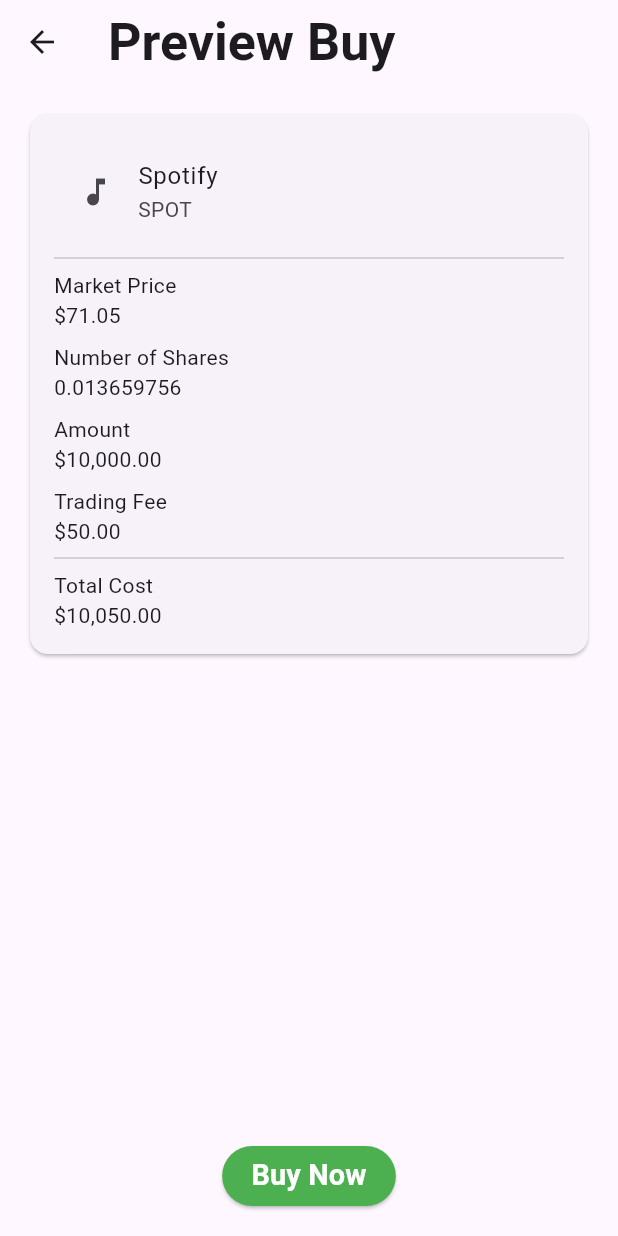
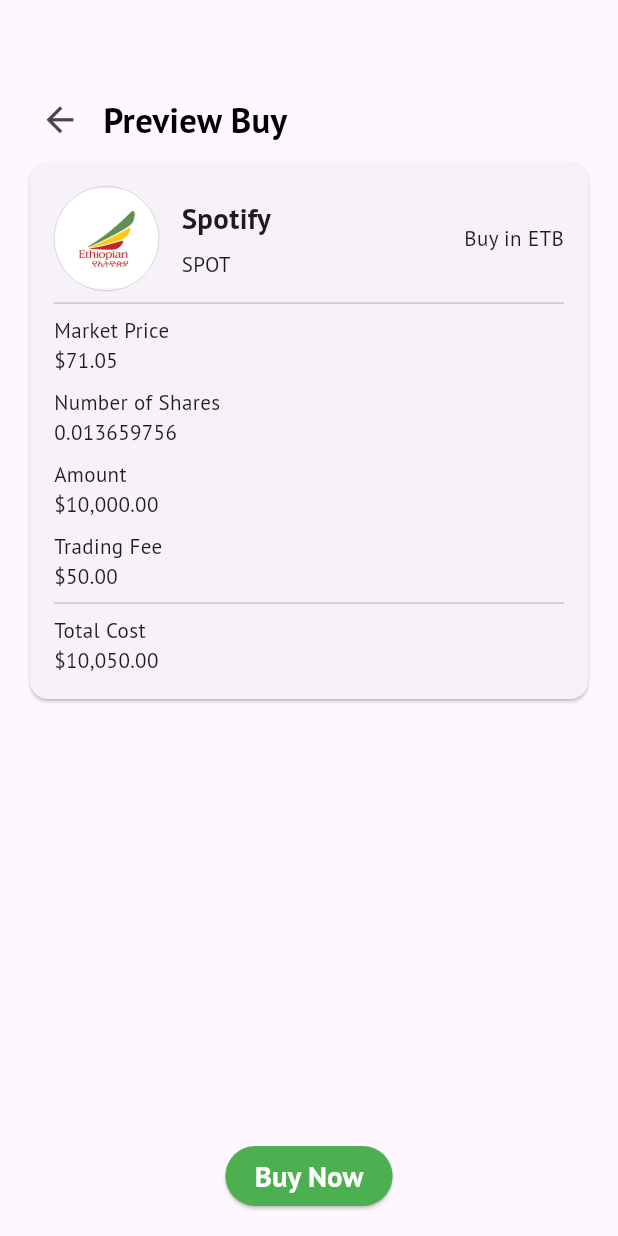
Before and after one commit to ba5liel/investwise_new, a Flutter app: the screen it shows after launch, on a phone screen of 412 x 824 dp. Run offline on Flutter 3.47's test engine with Material 3 defaults, Android fonts, the phone set to English and light mode, and no system bars; our stand-ins replace dio, flutter_dotenv, flutter_screenutil, flutter_svg, get, hive_flutter and 1 more; accounts and stored records are empty.

Commit message:
Text theme added

```diff
--- a/lib/core/constants/theme/app_theme.dart
+++ b/lib/core/constants/theme/app_theme.dart
@@ -5,235 +5,239 @@
 import 'package:investwise_new/core/constants/theme/app_color.dart';
 
 class AppTextTheme {
-  static final HK_F36W700CBlack = TextStyle(
+  static final PR_SANSHeaderStyle = TextStyle(
+      color: Colors.black, fontWeight: FontWeight.bold, fontSize: 24.sp);
+  static final PR_SANSSubTitleStyle =
+      TextStyle(fontWeight: FontWeight.bold, fontSize: 20.sp);
+  static final PR_SANS36W700CBlack = TextStyle(
     fontSize: 36.sp,
     fontWeight: FontWeight.w700,
   );
 
-  static final HK_F32WBoldCBlack = TextStyle(
+  static final PR_SANS32WBoldCBlack = TextStyle(
     fontSize: 32.sp,
     fontWeight: FontWeight.bold,
   );
-  static final HK_F32W700CBlack = TextStyle(
+  static final PR_SANS32W700CBlack = TextStyle(
     fontSize: 32.sp,
     fontWeight: FontWeight.w700,
   );
-  static final HK_F32W500CBlack = TextStyle(
+  static final PR_SANS32W500CBlack = TextStyle(
     fontSize: 32.sp,
     fontWeight: FontWeight.w500,
   );
 
-  static final HK_F32WBoldCWhite = TextStyle(
+  static final PR_SANS32WBoldCWhite = TextStyle(
     fontSize: 32.sp,
     fontWeight: FontWeight.bold,
     color: AppColors.whiteColor,
   );
 
-  static final HK_F28WBoldCWhite = TextStyle(
+  static final PR_SANS28WBoldCWhite = TextStyle(
       fontSize: 28.sp,
       fontWeight: FontWeight.bold,
       color: AppColors.whiteColor);
 
-  static final HK_F28W700CGrey = TextStyle(
+  static final PR_SANS28W700CGrey = TextStyle(
       fontSize: 28.sp,
       fontWeight: FontWeight.w700,
       color: AppColors.midNightGreyColor);
 
-  static final HK_F24W600CBlack = TextStyle(
+  static final PR_SANS24W600CBlack = TextStyle(
       fontSize: 24.sp,
       fontWeight: FontWeight.w600,
       color: AppColors.blackColor);
-  static final HK_F24W700CBlack = TextStyle(
+  static final PR_SANS24W700CBlack = TextStyle(
     fontSize: 24.sp,
     fontWeight: FontWeight.w700,
   );
 
-  static final HK_F24W700CBlack60 = TextStyle(
+  static final PR_SANS24W700CBlack60 = TextStyle(
     fontSize: 24.sp,
     fontWeight: FontWeight.w700,
     color: AppColors.black60Color,
   );
-  static final HK_F24W600CBlack95 = TextStyle(
+  static final PR_SANS24W600CBlack95 = TextStyle(
       fontSize: 24.sp,
       fontWeight: FontWeight.w600,
       color: AppColors.darkGrayColor);
 
-  static final HK_F24W600CBlack40 = TextStyle(
+  static final PR_SANS24W600CBlack40 = TextStyle(
     fontSize: 24.sp,
     fontWeight: FontWeight.w600,
     color: AppColors.black40Color,
   );
 
-  static final HK_F20W700CWhite = TextStyle(
+  static final PR_SANS20W700CWhite = TextStyle(
     fontSize: 20.sp,
     fontWeight: FontWeight.w700,
     color: AppColors.whiteColor,
   );
 
-  static final HK_F20W600CWhite = TextStyle(
+  static final PR_SANS20W600CWhite = TextStyle(
     fontSize: 20.sp,
     fontWeight: FontWeight.w600,
     color: AppColors.whiteColor,
   );
 
-  static final HK_F20W600CBlack60 = TextStyle(
+  static final PR_SANS20W600CBlack60 = TextStyle(
     fontSize: 20.sp,
     fontWeight: FontWeight.w600,
     color: AppColors.black60Color,
   );
 
-  static final HK_F20W700CBlack = TextStyle(
+  static final PR_SANS20W700CBlack = TextStyle(
     fontSize: 20.sp,
     fontWeight: FontWeight.w700,
     color: AppColors.blackColor,
   );
 
-  static final HK_F20W400CBlack = TextStyle(
+  static final PR_SANS20W400CBlack = TextStyle(
     fontSize: 20.sp,
     fontWeight: FontWeight.w400,
     color: AppColors.blackColor,
   );
 
-  static final HK_F20WBoldCBlack = TextStyle(
+  static final PR_SANS20WBoldCBlack = TextStyle(
     fontSize: 20.sp,
     fontWeight: FontWeight.bold,
     color: AppColors.blackColor,
   );
 
-  static final HK_F16W400CBlack60 = TextStyle(
+  static final PR_SANS16W400CBlack60 = TextStyle(
     fontSize: 16.sp,
     fontWeight: FontWeight.w400,
     color: AppColors.black60Color,
   );
 
-  static final HK_F16W400CBlack40 = TextStyle(
+  static final PR_SANS16W400CBlack40 = TextStyle(
     fontSize: 16.sp,
     fontWeight: FontWeight.w400,
     color: AppColors.black40Color,
   );
-  static final HK_F17W600CBlack40 = TextStyle(
+  static final PR_SANS17W600CBlack40 = TextStyle(
     fontSize: 17.sp,
     fontWeight: FontWeight.w600,
     color: AppColors.black40Color,
   );
-  static final HK_F16W700CBlack60 = TextStyle(
+  static final PR_SANS16W700CBlack60 = TextStyle(
       fontSize: 16.sp,
       fontWeight: FontWeight.w700,
       color: AppColors.black60Color);
 
-  static final HK_F16W700CWhite = TextStyle(
+  static final PR_SANS16W700CWhite = TextStyle(
       fontSize: 16.sp,
       fontWeight: FontWeight.w700,
       color: AppColors.whiteColor);
-  static final HK_F16W400CWhite = TextStyle(
+  static final PR_SANS16W400CWhite = TextStyle(
       fontSize: 16.sp,
       fontWeight: FontWeight.w400,
       color: AppColors.whiteColor);
-  static final HK_F16W400CBlack80 = TextStyle(
+  static final PR_SANS16W400CBlack80 = TextStyle(
       fontSize: 16.sp,
       fontWeight: FontWeight.w400,
       color: AppColors.black80Color);
 
-  static final HK_F16W400CWhiteUnderline = TextStyle(
+  static final PR_SANS16W400CWhiteUnderline = TextStyle(
       fontSize: 16.sp,
       fontWeight: FontWeight.w400,
       decoration: TextDecoration.underline,
       color: AppColors.whiteColor);
 
-  static final HK_F16W500CBlack = TextStyle(
+  static final PR_SANS16W500CBlack = TextStyle(
     fontSize: 16.sp,
     fontWeight: FontWeight.w500,
     color: AppColors.blackColor,
   );
 
-  static final HK_F16W400CBlack = TextStyle(
+  static final PR_SANS16W400CBlack = TextStyle(
     fontSize: 16.sp,
     fontWeight: FontWeight.w400,
   );
 
-  static final HK_F16W400CBlack95 = TextStyle(
+  static final PR_SANS16W400CBlack95 = TextStyle(
       fontSize: 16.sp,
       fontWeight: FontWeight.w400,
       color: AppColors.darkGrayColor);
-  static final HK_F15W400CBlack95 = TextStyle(
+  static final PR_SANS15W400CBlack95 = TextStyle(
       fontSize: 16.sp,
       fontWeight: FontWeight.w400,
       color: AppColors.darkGrayColor);
-  static final HK_F16W400COrange = TextStyle(
+  static final PR_SANS16W400COrange = TextStyle(
     fontSize: 16.sp,
     fontWeight: FontWeight.w400,
     color: AppColors.primaryColor,
   );
 
-  static final HK_F16W400COrangeUnderline = TextStyle(
+  static final PR_SANS16W400COrangeUnderline = TextStyle(
     fontSize: 16.sp,
     fontWeight: FontWeight.w400,
     color: AppColors.primaryColor,
     decoration: TextDecoration.underline,
   );
 
-  static final HK_F16W700CGreen = TextStyle(
+  static final PR_SANS16W700CGreen = TextStyle(
       fontSize: 16.sp,
       fontWeight: FontWeight.w700,
       color: AppColors.greenColor);
 
-  static final HK_F14W400CBlack60 = TextStyle(
+  static final PR_SANS14W400CBlack60 = TextStyle(
     fontSize: 14.sp,
     fontWeight: FontWeight.w400,
     color: AppColors.black60Color,
   );
-  static final HK_F14W600CWhite = TextStyle(
+  static final PR_SANS14W600CWhite = TextStyle(
     fontSize: 14.sp,
     fontWeight: FontWeight.w600,
     color: AppColors.whiteColor,
   );
-  static final HK_F14W500CBlack = TextStyle(
+  static final PR_SANS14W500CBlack = TextStyle(
     fontSize: 14.sp,
     fontWeight: FontWeight.w500,
     color: AppColors.blackColor,
   );
-  static final HK_F14W300CBlack = TextStyle(
+  static final PR_SANS14W300CBlack = TextStyle(
     fontSize: 14.sp,
     fontWeight: FontWeight.w300,
     color: AppColors.blackColor,
   );
-  static final HK_F14W400CBlack95 = TextStyle(
+  static final PR_SANS14W400CBlack95 = TextStyle(
     fontSize: 14.sp,
     fontWeight: FontWeight.w400,
     color: AppColors.darkGrayColor,
   );
 
-  static final HK_F14W400COrange = TextStyle(
+  static final PR_SANS14W400COrange = TextStyle(
     fontSize: 14.sp,
     fontWeight: FontWeight.w400,
     color: AppColors.primaryColor,
   );
 
-  static final HK_F14W700CBlack95 = TextStyle(
+  static final PR_SANS14W700CBlack95 = TextStyle(
     fontSize: 14.sp,
     fontWeight: FontWeight.w700,
     color: AppColors.darkGrayColor,
   );
-  static final HK_F14W400CRed = TextStyle(
+  static final PR_SANS14W400CRed = TextStyle(
     fontSize: 14.sp,
     fontWeight: FontWeight.w400,
     color: Colors.red,
   );
-  static final HK_F14W400CBlack40 = TextStyle(
+  static final PR_SANS14W400CBlack40 = TextStyle(
       fontSize: 14.sp,
       fontWeight: FontWeight.w400,
       color: AppColors.black40Color);
 
-  static final HK_F14W600CBlack = TextStyle(
+  static final PR_SANS14W600CBlack = TextStyle(
       fontSize: 14.sp,
       fontWeight: FontWeight.w600,
       color: AppColors.blackColor);
 
-  static final HK_F14W500CGreen = TextStyle(
+  static final PR_SANS14W500CGreen = TextStyle(
       fontSize: 14.sp,
       fontWeight: FontWeight.w500,
       color: AppColors.greenColor);
-  static final HK_F14W500CWhite = TextStyle(
+  static final PR_SANS14W500CWhite = TextStyle(
       fontSize: 14.sp,
       fontWeight: FontWeight.w500,
       color: AppColors.whiteColor);
@@ -244,6 +248,7 @@
     primaryColor: const Color.fromRGBO(197, 149, 47, 1),
     backgroundColor: const Color(0xff68682c),
     dividerColor: Colors.black,
+    fontFamily: "PTSans",
     textTheme: TextTheme(
       titleLarge: TextStyle(
         fontSize: 36.sp,
--- a/lib/presentation/payment/payment_screen.dart
+++ b/lib/presentation/payment/payment_screen.dart
@@ -1,4 +1,8 @@
 import 'package:flutter/material.dart';
+import 'package:flutter_screenutil/flutter_screenutil.dart';
+import 'package:get/get.dart';
+import 'package:investwise_new/core/constants/theme/app_theme.dart';
+import 'package:investwise_new/presentation/shared/widget/company_logo.dart';
 
 class PaymentScreen extends StatelessWidget {
   const PaymentScreen({super.key});
@@ -6,24 +10,55 @@
   @override
   Widget build(BuildContext context) {
     return Scaffold(
-      appBar: AppBar(
-        leading: const BackButton(), // You can make this interactive.
-        title: const Text('Preview Buy'),
-      ),
       body: Padding(
         padding: const EdgeInsets.all(16.0),
         child: Column(
           children: [
-            const Card(
+            Container(
+              margin: EdgeInsets.only(top: 45.h),
+              child: Row(
+                children: [
+                  IconButton(
+                      onPressed: Get.back,
+                      icon: Icon(Icons.arrow_back, size: 28.sp)),
+                  SizedBox(width: 5.w),
+                  Text(
+                    "Preview Buy",
+                    style: AppTextTheme.PR_SANSHeaderStyle,
+                  )
+                ],
+              ),
+            ),
+            Card(
               child: Padding(
-                padding: EdgeInsets.all(16.0),
+                padding: const EdgeInsets.all(16.0),
                 child: Column(
                   crossAxisAlignment: CrossAxisAlignment.start,
                   children: [
-                    ListTile(
-                      leading: Icon(Icons.music_note), // Spotify Icon
-                      title: Text('Spotify'),
-                      subtitle: Text('SPOT'),
+                    Row(
+                      mainAxisAlignment: MainAxisAlignment.spaceBetween,
+                      children: [
+                        Row(
+                          children: [
+                            const CompanyLogoWidget(
+                                image: "assets/company_logo/airlines.png"),
+                            const SizedBox(width: 15),
+                            Column(
+                              mainAxisAlignment: MainAxisAlignment.start,
+                              crossAxisAlignment: CrossAxisAlignment.start,
+                              children: [
+                                Text(
+                                  'Spotify',
+                                  style: AppTextTheme.PR_SANSSubTitleStyle,
+                                ),
+                                SizedBox(height: 8.h),
+                                const Text('SPOT')
+                              ],
+                            )
+                          ],
+                        ),
+                        const Text('Buy in ETB')
+                      ],
                     ),
                     Divider(),
                     Text('Market Price'),
--- /dev/null
+++ b/lib/presentation/shared/widget/company_logo.dart
@@ -0,0 +1,20 @@
+import 'package:flutter/material.dart';
+import 'package:flutter_screenutil/flutter_screenutil.dart';
+
+class CompanyLogoWidget extends StatelessWidget {
+  const CompanyLogoWidget({Key? key, required this.image, this.size = 70})
+      : super(key: key);
+  final String image;
+  final double size;
+  @override
+  Widget build(BuildContext context) {
+    return Container(
+      width: size,
+      height: size,
+      decoration: BoxDecoration(
+          border: Border.all(color: Colors.black, width: .1),
+          image: DecorationImage(image: AssetImage(image)),
+          borderRadius: BorderRadius.circular(50)),
+    );
+  }
+}
```
Also changed, not shown: pubspec.yaml (+16 -14 lines), assets/company_logo/airlines.png (added), assets/fonts/PTSans-Bold.ttf (added), assets/fonts/PTSans-BoldItalic.ttf (added), assets/fonts/PTSans-Italic.ttf (added), assets/fonts/PTSans-Regular.ttf (added).
